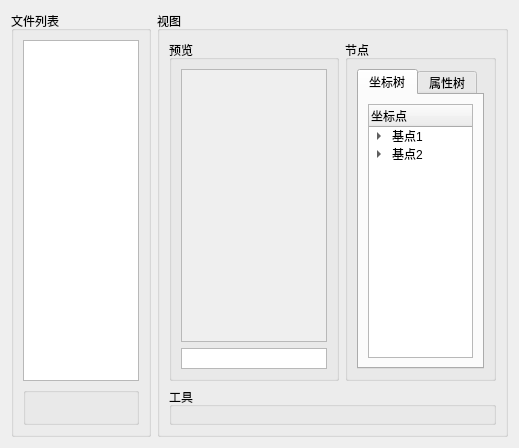
This is Modules/CoordinateMeasure/scoordinatemeasure.ui in cnscj/WorkHelper as Qt 5 draws it before an edit. The edited form follows.
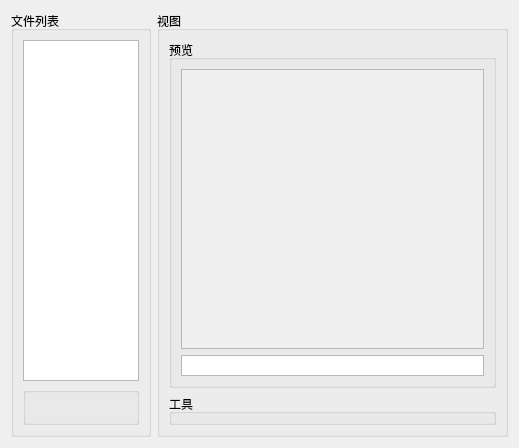
This is the edited form. Custom widgets are drawn as their Qt base class.

Commit message: fix:移除无用的控件

Patch:
```diff
--- a/Modules/CoordinateMeasure/scoordinatemeasure.ui
+++ b/Modules/CoordinateMeasure/scoordinatemeasure.ui
@@ -44,81 +44,15 @@
      <property name="title">
       <string>视图</string>
      </property>
-     <layout class="QGridLayout" name="gridLayout_3" rowstretch="9,1" columnstretch="5,2">
-      <item row="0" column="1">
-       <widget class="QGroupBox" name="groupBox_4">
-        <property name="maximumSize">
-         <size>
-          <width>300</width>
-          <height>16777215</height>
-         </size>
-        </property>
+     <layout class="QGridLayout" name="gridLayout_3" columnstretch="5,2">
+      <item row="1" column="0" colspan="2">
+       <widget class="QGroupBox" name="groupBox_3">
         <property name="title">
-         <string>节点</string>
+         <string>工具</string>
         </property>
-        <layout class="QGridLayout" name="gridLayout_6">
-         <item row="0" column="0">
-          <widget class="QTabWidget" name="tabWidget">
-           <property name="currentIndex">
-            <number>0</number>
-           </property>
-           <widget class="QWidget" name="tab">
-            <attribute name="title">
-             <string>坐标树</string>
-            </attribute>
-            <layout class="QGridLayout" name="gridLayout_7">
-             <item row="0" column="0">
-              <widget class="QTreeWidget" name="treeWidget">
-               <column>
-                <property name="text">
-                 <string notr="true">坐标点</string>
-                </property>
-               </column>
-               <item>
-                <property name="text">
-                 <string>基点1</string>
-                </property>
-                <item>
-                 <property name="text">
-                  <string>p1</string>
-                 </property>
-                </item>
-               </item>
-               <item>
-                <property name="text">
-                 <string>基点2</string>
-                </property>
-                <item>
-                 <property name="text">
-                  <string>p1</string>
-                 </property>
-                </item>
-                <item>
-                 <property name="text">
-                  <string>p2</string>
-                 </property>
-                </item>
-               </item>
-               <item>
-                <property name="text">
-                 <string/>
-                </property>
-               </item>
-              </widget>
-             </item>
-            </layout>
-           </widget>
-           <widget class="QWidget" name="tab_2">
-            <attribute name="title">
-             <string>属性树</string>
-            </attribute>
-           </widget>
-          </widget>
-         </item>
-        </layout>
        </widget>
       </item>
-      <item row="0" column="0">
+      <item row="0" column="0" colspan="2">
        <widget class="QGroupBox" name="groupBox_5">
         <property name="title">
          <string>预览</string>
@@ -137,8 +71,8 @@
              <rect>
               <x>0</x>
               <y>0</y>
-              <width>147</width>
-              <height>271</height>
+              <width>280</width>
+              <height>303</height>
              </rect>
             </property>
             <property name="focusPolicy">
@@ -176,13 +110,6 @@
         </layout>
        </widget>
       </item>
-      <item row="1" column="0" colspan="2">
-       <widget class="QGroupBox" name="groupBox_3">
-        <property name="title">
-         <string>工具</string>
-        </property>
-       </widget>
-      </item>
      </layout>
     </widget>
    </item>
```
